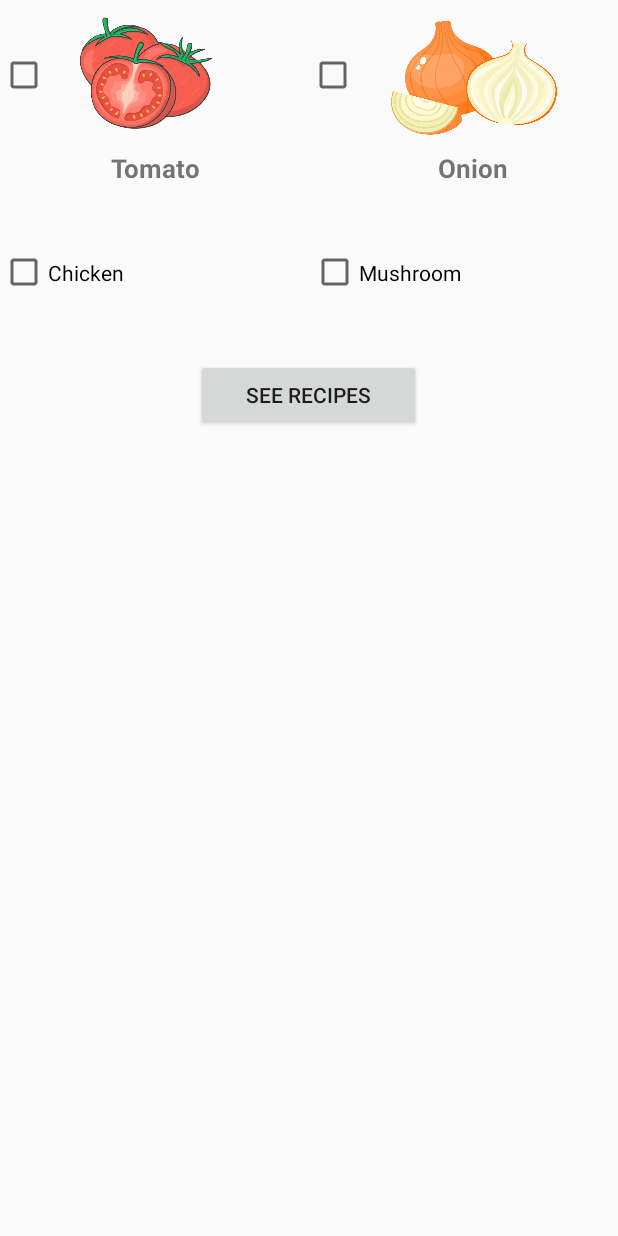
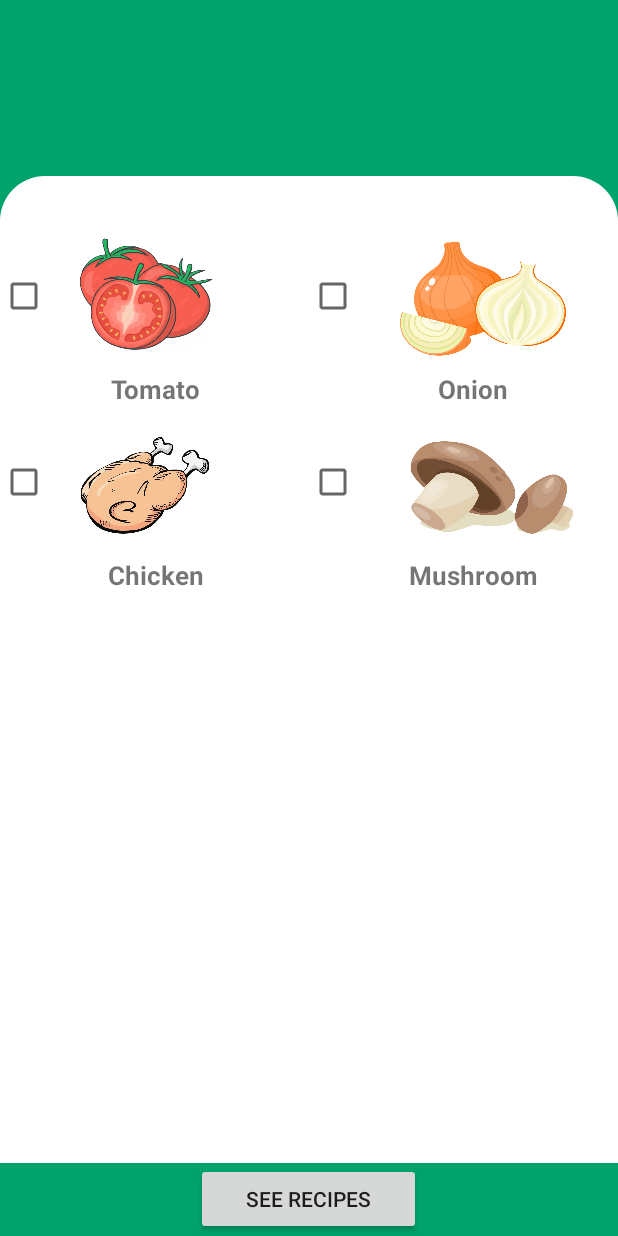
Before and after one commit to hritiksauw199/Trest, an Android app built with Jetpack Compose: the screen it shows after launch (MainActivity), on a phone screen of 412 x 824 dp. Run offline under Robolectric (Android 15) with nearby library versions, the phone set to English and light mode, and no system bars.

Commit message:
adding background design

```diff
--- /dev/null
+++ b/app/src/main/res/drawable/curved_line.xml
@@ -0,0 +1,8 @@
+<!-- curved_line.xml -->
+<shape xmlns:android="http://schemas.android.com/apk/res/android"
+    android:shape="rectangle">
+    <corners
+        android:topLeftRadius="100dp"
+        android:topRightRadius="100dp" />
+    <solid android:color="#FFFFFF" />
+</shape>
--- a/app/src/main/res/layout/activity_main.xml
+++ b/app/src/main/res/layout/activity_main.xml
@@ -4,35 +4,67 @@
     android:layout_width="match_parent"
     android:layout_height="match_parent"
     android:orientation="vertical"
+    android:background="#00A36C"
     tools:ignore="ExtraText">
 
     <LinearLayout
         android:layout_width="match_parent"
+        android:layout_height="0dp"
+        android:layout_weight="0.15"
+        android:background="#00A36C"
+        android:orientation="vertical">
+
+    </LinearLayout>
+
+    <View
+        android:layout_width="match_parent"
+        android:layout_height="30dp"
+        android:background="@drawable/curved_line"
+        android:elevation="0dp" />
+
+    <ScrollView
+            android:layout_width="match_parent"
+            android:layout_height="0dp"
+            android:layout_weight="0.8"
+            android:fillViewport="true"
+            android:background="#FFFFFF">
+
+
+            <LinearLayout
+                android:layout_width="match_parent"
                 android:layout_height="wrap_content"
+                android:orientation="vertical">
+
+
+                <LinearLayout
+                    android:layout_width="match_parent"
+                    android:layout_height="wrap_content"
+                    android:baselineAligned="false"
                     android:orientation="horizontal">
 
                     <LinearLayout
                         android:layout_width="0dp"
                         android:layout_height="100dp"
                         android:layout_weight="3"
-            android:orientation="horizontal"
-            android:gravity="center_vertical">
+                        android:gravity="center_vertical"
+                        android:orientation="horizontal">
 
                         <CheckBox
                             android:id="@+id/checkBox1"
                             android:layout_width="wrap_content"
                             android:layout_height="wrap_content"
-                android:layout_marginRight="15dp"/>
+                            android:layout_marginRight="15dp"
+                            android:minHeight="48dp" />
 
                         <ImageView
                             android:id="@+id/imageView1"
                             android:layout_width="100dp"
                             android:layout_height="2000dp"
-                android:src="@drawable/tomato"
+                            android:adjustViewBounds="true"
                             android:scaleType="fitCenter"
-                android:adjustViewBounds="true"
                             android:scaleX="1.2"
-                android:scaleY="1.1"/>
+                            android:scaleY="1.1"
+                            android:src="@drawable/tomato" />
 
 
                     </LinearLayout>
@@ -41,32 +73,35 @@
                         android:layout_width="0dp"
                         android:layout_height="100dp"
                         android:layout_weight="3"
-            android:orientation="horizontal"
-            android:gravity="center_vertical">
+                        android:gravity="center_vertical"
+                        android:orientation="horizontal">
 
                         <CheckBox
                             android:id="@+id/checkBox2"
                             android:layout_width="wrap_content"
                             android:layout_height="wrap_content"
-                android:layout_marginRight="15dp"/>
+                            android:layout_marginRight="15dp"
+                            android:minWidth="48dp"
+                            android:minHeight="48dp" />
 
                         <ImageView
                             android:id="@+id/imageView2"
                             android:layout_width="100dp"
                             android:layout_height="200dp"
-                android:src="@drawable/onion1"
+                            android:layout_marginLeft="0dp"
+                            android:layout_marginTop="-10dp"
+                            android:adjustViewBounds="true"
                             android:scaleType="fitCenter"
-                android:adjustViewBounds="true"
-                android:layout_marginTop="-10dp"
-                android:layout_marginLeft="10dp"
                             android:scaleX="1.3"
-                android:scaleY="1.2"/>
+                            android:scaleY="1.2"
+                            android:src="@drawable/onion1" />
 
 
                     </LinearLayout>
 
+
+
                 </LinearLayout>
-
                 <LinearLayout
                     android:layout_width="match_parent"
                     android:layout_height="wrap_content"
@@ -94,29 +129,107 @@
                         android:textSize="17sp"
                         android:textStyle="bold" />
 
-    </LinearLayout>>
-
-
+                </LinearLayout>
 
                 <LinearLayout
                     android:layout_width="match_parent"
                     android:layout_height="wrap_content"
                     android:orientation="horizontal">
 
+                    <LinearLayout
+                        android:layout_width="0dp"
+                        android:layout_height="100dp"
+                        android:layout_weight="3"
+                        android:gravity="center_vertical"
+                        android:orientation="horizontal">
+
                         <CheckBox
                             android:id="@+id/checkBox3"
-            android:layout_width="207dp"
-            android:layout_height="115dp"
-            android:text="Chicken" />
+                            android:layout_width="wrap_content"
+                            android:layout_height="wrap_content"
+                            android:layout_marginRight="15dp"
+                            android:minHeight="48dp" />
+
+                        <ImageView
+                            android:id="@+id/imageView3"
+                            android:layout_width="100dp"
+                            android:layout_height="2000dp"
+                            android:adjustViewBounds="true"
+                            android:scaleType="fitCenter"
+                            android:scaleX="1.2"
+                            android:scaleY="1.1"
+                            android:src="@drawable/chicken1" />
+
+
+                    </LinearLayout>
+
+                    <LinearLayout
+                        android:layout_width="0dp"
+                        android:layout_height="100dp"
+                        android:layout_weight="3"
+                        android:gravity="center_vertical"
+                        android:orientation="horizontal">
 
                         <CheckBox
                             android:id="@+id/checkBox4"
-            android:layout_width="206dp"
-            android:layout_height="115dp"
-            android:baselineAligned="false"
-            android:text="Mushroom" />
+                            android:layout_width="wrap_content"
+                            android:layout_height="wrap_content"
+                            android:layout_marginRight="15dp"
+                            android:minWidth="48dp"
+                            android:minHeight="48dp" />
+
+                        <ImageView
+                            android:id="@+id/imageView4"
+                            android:layout_width="100dp"
+                            android:layout_height="200dp"
+                            android:layout_marginLeft="10dp"
+                            android:layout_marginTop="-10dp"
+                            android:adjustViewBounds="true"
+                            android:scaleType="fitCenter"
+                            android:scaleX="1.3"
+                            android:scaleY="1.2"
+                            android:src="@drawable/mushroom1" />
+
 
                     </LinearLayout>
+
+                </LinearLayout>
+
+                <LinearLayout
+                    android:layout_width="match_parent"
+                    android:layout_height="wrap_content"
+                    android:orientation="horizontal">
+
+                    <TextView
+                        android:id="@+id/textView3"
+                        android:layout_width="207dp"
+                        android:layout_height="wrap_content"
+                        android:paddingLeft="0dp"
+                        android:paddingTop="-100dp"
+                        android:text="Chicken"
+                        android:textAlignment="center"
+                        android:textSize="17sp"
+                        android:textStyle="bold" />
+
+                    <TextView
+                        android:id="@+id/textView4"
+                        android:layout_width="246dp"
+                        android:layout_height="wrap_content"
+                        android:paddingLeft="-30dp"
+                        android:paddingTop="-100dp"
+                        android:text="Mushroom"
+                        android:textAlignment="center"
+                        android:textSize="17sp"
+                        android:textStyle="bold" />
+
+                </LinearLayout>
+
+
+
+
+            </LinearLayout>
+
+        </ScrollView>
 
     <Button
         android:id="@+id/button"
@@ -126,4 +239,8 @@
         android:text="See Recipes" />
 
 
+
+
+
+
 </LinearLayout>
```
Lines whose indentation alone changed are shown as unchanged.
